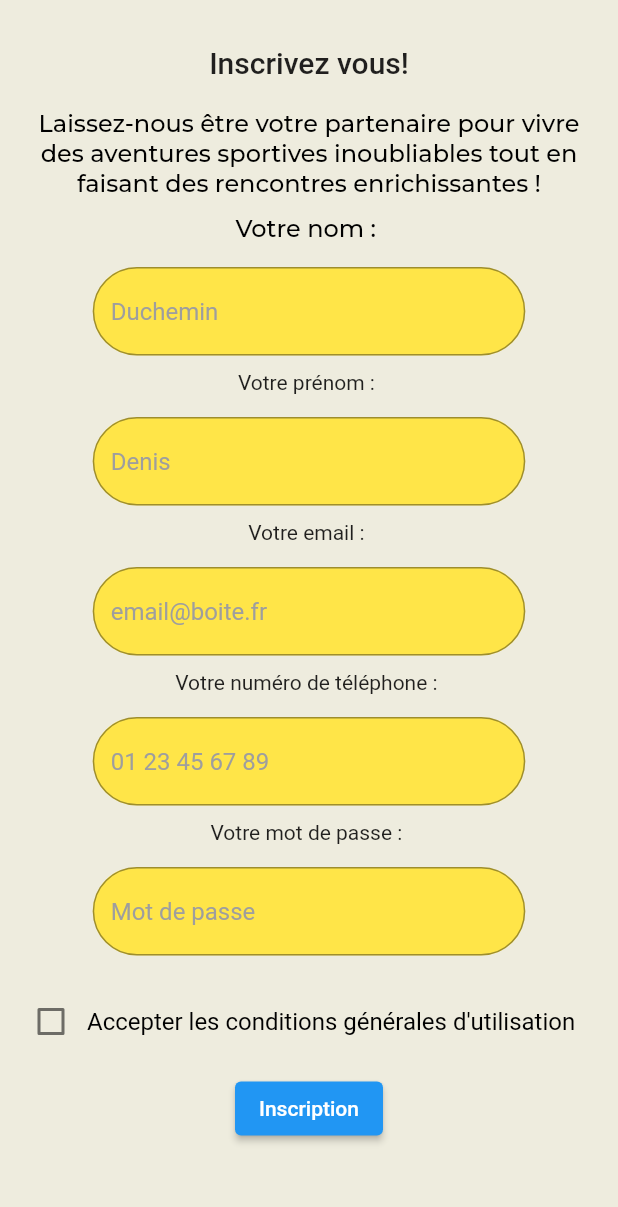
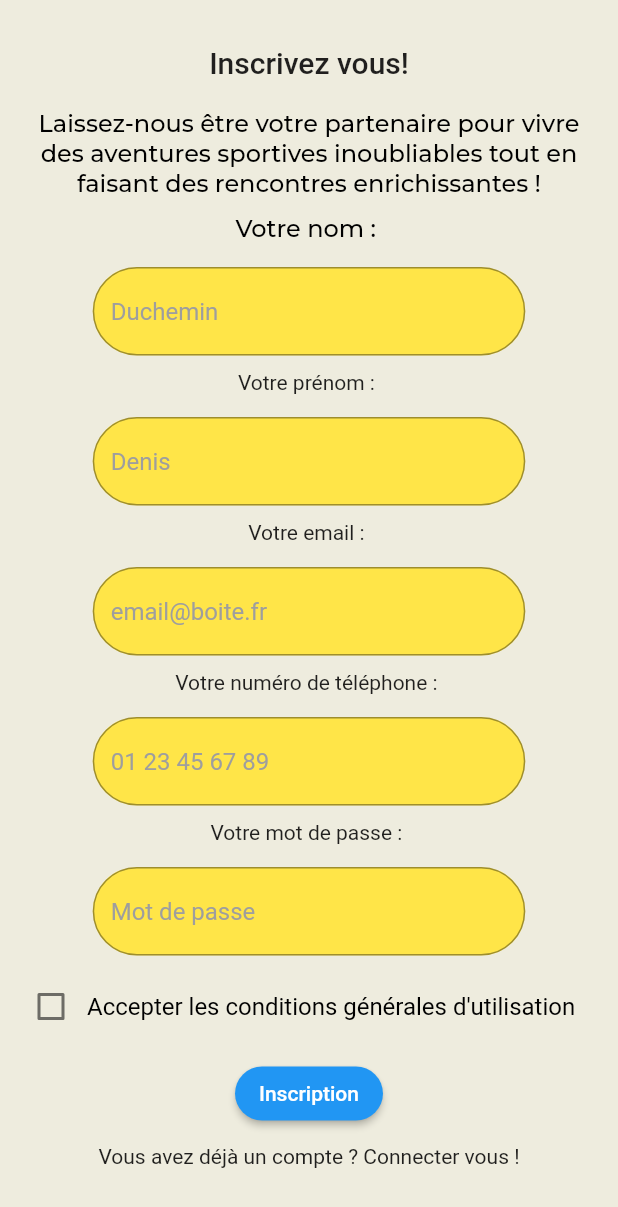
Before and after one commit to HardstyIe/RenconSport_Flutter_Front, a Flutter app: the HomePage screen opened directly, on a phone screen of 412 x 824 dp. Shown: the top 1207 px of the screen. Run offline on Flutter 3.47's test engine with Material 2 defaults, Android fonts, the phone set to English and light mode, and no system bars; our stand-ins replace dio, google_fonts; missing offline and left inert: dart:ffi.

```diff
--- a/lib/widgets/homepage/homepage.dart
+++ b/lib/widgets/homepage/homepage.dart
@@ -233,7 +233,7 @@ class _HomePageState extends State<HomePage> {
                   ),
                   child: TextFormField(
                     controller: passwordController,
-                    obscureText: true, // Pour masquer le mot de passe
+                    obscureText: true,
                     validator: (value) {
                       if (value == null || value.isEmpty) {
                         return "Veuillez remplir le champ";
@@ -254,9 +254,6 @@ class _HomePageState extends State<HomePage> {
                 ),
               ],
             ),
-          ),
-          SizedBox(
-            height: 10,
           ),
           Padding(
             padding: const EdgeInsets.all(10.0),
@@ -285,11 +282,25 @@ class _HomePageState extends State<HomePage> {
               activate();
             },
             child: Text("Inscription"),
+            style: ElevatedButton.styleFrom(
+              shape: RoundedRectangleBorder(
+                borderRadius: BorderRadius.circular(20.0),
+              ),
+            ),
           ),
-        ],
-      ),
+          Padding(
+            padding: const EdgeInsets.all(10.0),
+            child: Center(
+              child:
+                Text("Vous avez déjà un compte ? Connecter vous !"
+                ),
+            ),
+          ),
+    ],
+    ),
     );
   }
+
 
   void activate() {
     if (_formKey.currentState!.validate()) {
--- a/pubspec.yaml
+++ b/pubspec.yaml
@@ -36,6 +36,7 @@ dependencies:
   # Use with the CupertinoIcons class for iOS style icons.
   cupertino_icons: ^1.0.2
   google_fonts: ^5.1.0
+  dio: ^5.3.2
 
 dev_dependencies:
   flutter_test:
```
Also changed, not shown: lib/models/user.dart (added, +30 -0 lines), lib/services/inscriptionservice.dart (added, +11 -0 lines), pubspec.lock, 3 other files.
